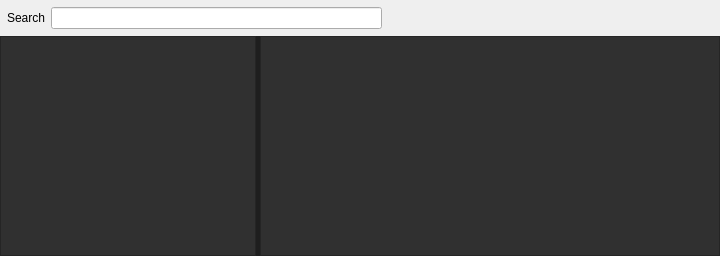
Old version of the form src/widgets/assetwidget.ui in the repository jahshaka/Studio.
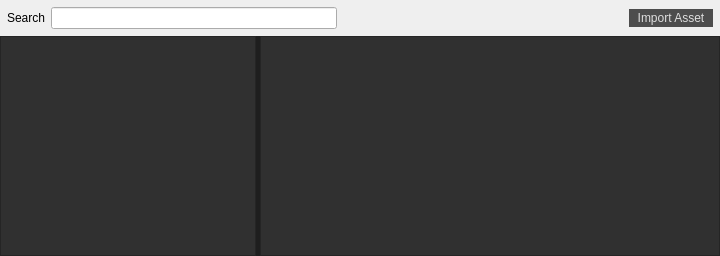
New version of the form.

Commit message: Add import asset button to Asset Widget

What changed in the file:
```diff
--- a/src/widgets/assetwidget.ui
+++ b/src/widgets/assetwidget.ui
@@ -133,6 +133,13 @@
         </property>
        </spacer>
       </item>
+      <item>
+       <widget class="QPushButton" name="importBtn">
+        <property name="text">
+         <string>Import Asset</string>
+        </property>
+       </widget>
+      </item>
      </layout>
     </widget>
    </item>
```
The commit also changes 2 other files.
